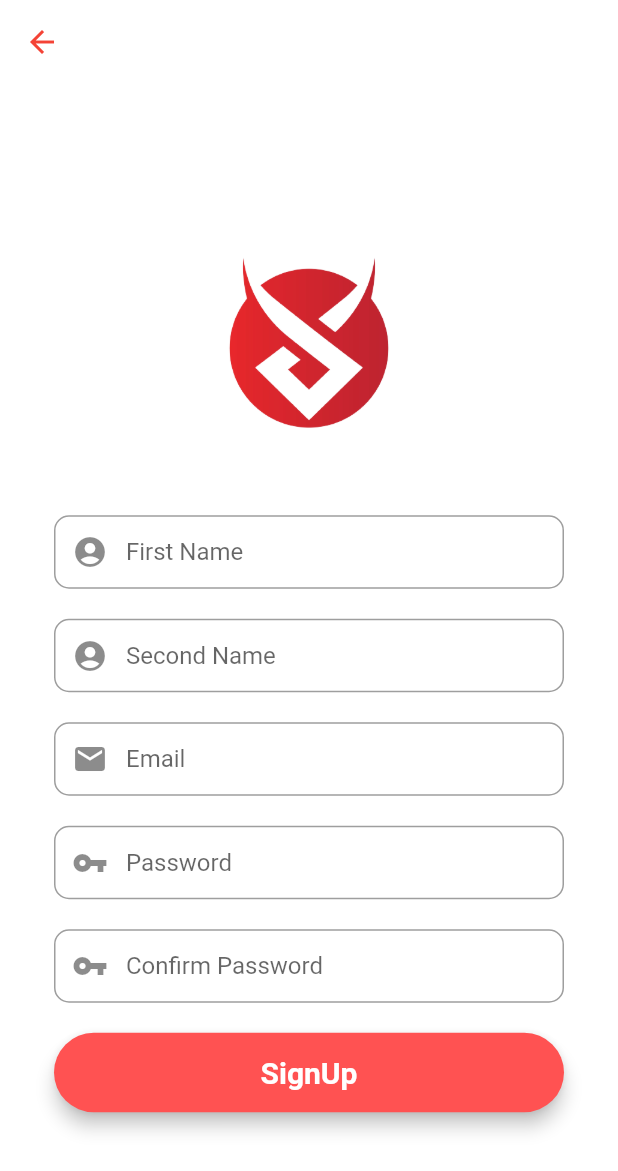
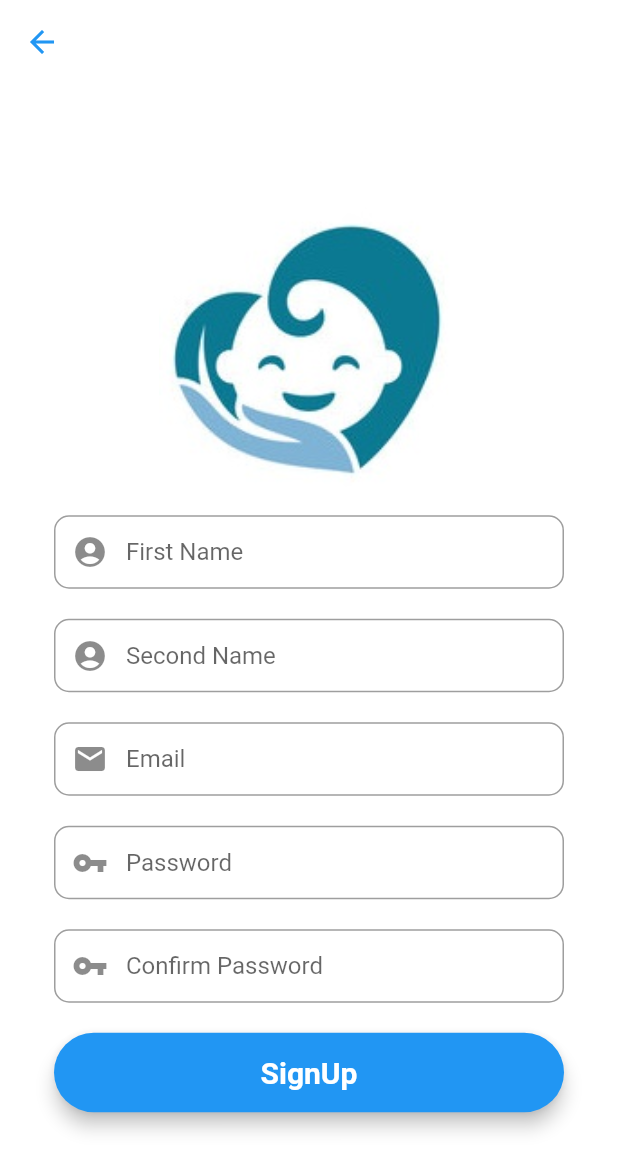
Before and after one commit to RaiyanJahangir/Capstone-Project, a Flutter app: the screen it shows after launch, after a tap on "SignUp", on a phone screen of 412 x 824 dp. Shown: the top 1171 px of the screen. Run offline on Flutter 3.47's test engine with Material 2 defaults, Android fonts, the phone set to English and light mode, and no system bars; our stand-ins replace cloud_firestore, firebase_auth, firebase_core, fluttertoast; accounts and stored records are empty.

Commit message:
Colour and logo changed

```diff
--- a/lib/main.dart
+++ b/lib/main.dart
@@ -16,9 +16,9 @@ class MyApp extends StatelessWidget {
   @override
   Widget build(BuildContext context) {
     return MaterialApp(
-      title: 'Email and Password',
+      title: 'Baby Monitor',
       theme: ThemeData(
-        primarySwatch: Colors.red,
+        primarySwatch: Colors.blue,
       ),
       home: LoginScreen(),
     );
--- a/lib/screens/home_screen.dart
+++ b/lib/screens/home_screen.dart
@@ -47,7 +47,7 @@ class HomeScreenState extends State<HomeScreen> {
                 SizedBox(
                   height: 100,
                   child: Image.asset(
-                    "assets/logo.png",
+                    "assets/baby_picture.png",
                     fit: BoxFit.contain,
                   ),
                 ),
--- a/lib/screens/login_screen.dart
+++ b/lib/screens/login_screen.dart
@@ -80,7 +80,7 @@ class _LoginScreenState extends State<LoginScreen> {
     final loginButton = Material(
         elevation: 5,
         borderRadius: BorderRadius.circular(30),
-        color: Colors.redAccent,
+        color: Colors.blue,
         child: MaterialButton(
           padding: EdgeInsets.fromLTRB(20, 15, 20, 15),
           minWidth: MediaQuery.of(context).size.width,
@@ -114,7 +114,7 @@ class _LoginScreenState extends State<LoginScreen> {
                           SizedBox(
                             height: 200,
                             child: Image.asset(
-                              "assets/logo.png",
+                              "assets/baby_picture.png",
                               fit: BoxFit.contain,
                             ),
                           ),
@@ -139,7 +139,7 @@ class _LoginScreenState extends State<LoginScreen> {
                                 },
                                 child: Text("SignUp",
                                     style: TextStyle(
-                                        color: Colors.redAccent,
+                                        color: Colors.lightBlueAccent,
                                         fontWeight: FontWeight.w600,
                                         fontSize: 15)),
                               )
--- a/lib/screens/registration_screen.dart
+++ b/lib/screens/registration_screen.dart
@@ -166,7 +166,7 @@ class _RegistrationScreenState extends State<RegistrationScreen> {
     final signUpButton = Material(
         elevation: 5,
         borderRadius: BorderRadius.circular(30),
-        color: Colors.redAccent,
+        color: Colors.blue,
         child: MaterialButton(
           padding: EdgeInsets.fromLTRB(20, 15, 20, 15),
           minWidth: MediaQuery.of(context).size.width,
@@ -187,7 +187,7 @@ class _RegistrationScreenState extends State<RegistrationScreen> {
           backgroundColor: Colors.transparent,
           elevation: 0,
           leading: IconButton(
-            icon: Icon(Icons.arrow_back, color: Colors.red),
+            icon: Icon(Icons.arrow_back, color: Colors.blue),
             onPressed: () {
               //passing this to a loop
               Navigator.of(context).pop();
@@ -208,7 +208,7 @@ class _RegistrationScreenState extends State<RegistrationScreen> {
                             SizedBox(
                               height: 200,
                               child: Image.asset(
-                                "assets/logo.png",
+                                "assets/baby_picture.png",
                                 fit: BoxFit.contain,
                               ),
                             ),
--- a/pubspec.yaml
+++ b/pubspec.yaml
@@ -53,6 +53,7 @@ flutter:
   # To add assets to your application, add an assets section, like this:
   assets:
     - assets/logo.png
+    - assets/baby_picture.png
   #   - images/a_dot_burr.jpeg
   #   - images/a_dot_ham.jpeg
   # An image asset can refer to one or more resolution-specific "variants", see
```
Also changed, not shown: assets/baby_picture.png (added).
